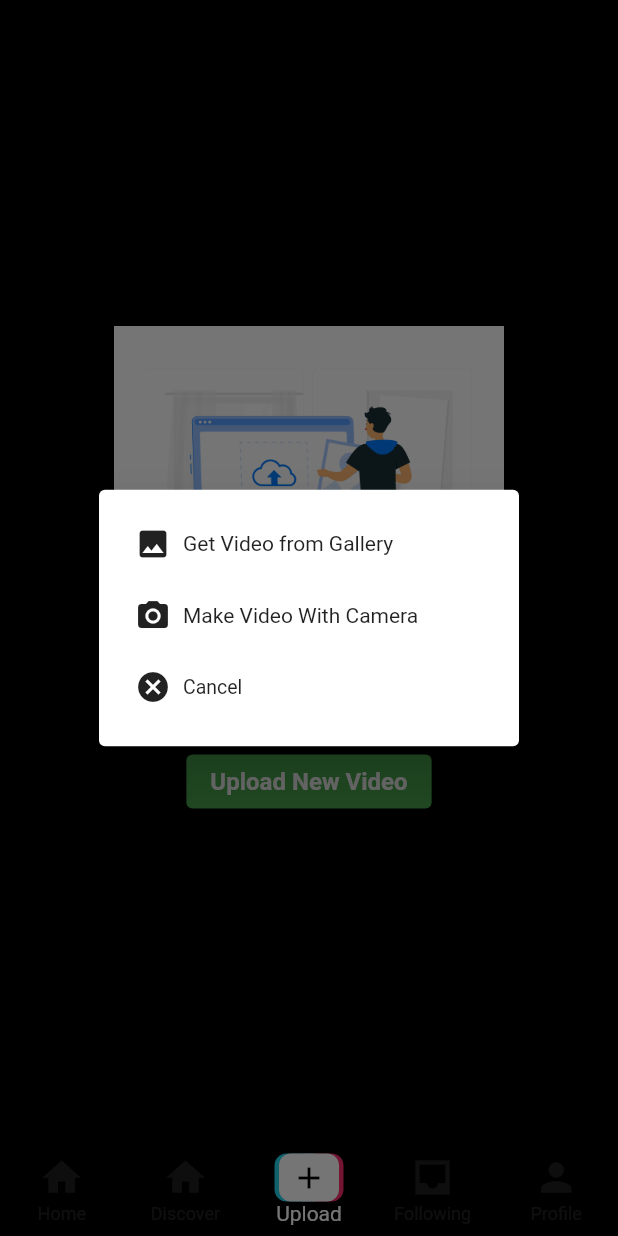
After one commit to nitupandel987/Feel_Flutter_App, a Flutter app: the HomeScreen screen opened directly, item 3 of the bottom bar chosen, after a tap on "Upload New Video", on a phone screen of 412 x 824 dp. The commit adds this screen. Run offline on Flutter 3.47's test engine with Material 2 defaults, Android fonts, the phone set to English and light mode, and no system bars; our stand-ins replace cloud_firestore, firebase_auth, firebase_core, firebase_storage, get, google_fonts and 2 more; accounts and stored records are empty.

Commit message:
Added Home Page with wigets

```diff
--- /dev/null
+++ b/lib/Home/following/followings_video_screen.dart
@@ -0,0 +1,24 @@
+import 'package:flutter/material.dart';
+
+class FollowingVideoScreen extends StatefulWidget {
+  const FollowingVideoScreen({super.key});
+
+  @override
+  State<FollowingVideoScreen> createState() => _FollowingVideoScreenState();
+}
+
+class _FollowingVideoScreenState extends State<FollowingVideoScreen> {
+  @override
+  Widget build(BuildContext context) {
+    return Scaffold(
+      body: Center(
+        child: Text(
+          "Folllowing Video Screen",
+          style: TextStyle(
+            color: Colors.white,
+          ),
+        ),
+      ),
+    );
+  }
+}
--- /dev/null
+++ b/lib/Home/for_you/for_you_video_screen.dart
@@ -0,0 +1,24 @@
+import 'package:flutter/material.dart';
+
+class ForYouVideoScreen extends StatefulWidget {
+  const ForYouVideoScreen({super.key});
+
+  @override
+  State<ForYouVideoScreen> createState() => _ForYouVideoScreenState();
+}
+
+class _ForYouVideoScreenState extends State<ForYouVideoScreen> {
+  @override
+  Widget build(BuildContext context) {
+    return Scaffold(
+      body: Center(
+        child: Text(
+          "For You  Video Screen",
+          style: TextStyle(
+            color: Colors.white,
+          ),
+        ),
+      ),
+    );
+  }
+}
--- /dev/null
+++ b/lib/Home/home_screen.dart
@@ -0,0 +1,71 @@
+import 'package:feel/Home/following/followings_video_screen.dart';
+import 'package:feel/Home/for_you/for_you_video_screen.dart';
+import 'package:feel/Home/profile/profile_screen.dart';
+import 'package:feel/Home/search/search_screen.dart';
+import 'package:feel/Home/upload_video/upload_custom_icon.dart';
+import 'package:feel/Home/upload_video/upload_video_screen.dart';
+import 'package:flutter/material.dart';
+
+class HomeScreen extends StatefulWidget {
+  const HomeScreen({Key? key}) : super(key: key);
+
+  @override
+  State<HomeScreen> createState() => _HomeScreenState();
+}
+
+class _HomeScreenState extends State<HomeScreen> {
+
+  int screenIndex = 0;
+  List screensList = [
+    ForYouVideoScreen(),
+    SearchScreen(),
+    UploadVideoScreen(),
+    FollowingVideoScreen(),
+    ProfileScreen(),
+  ];
+
+
+  @override
+  Widget build(BuildContext context) {
+    // Add a debug statement to check if the build method is called.
+
+    return Scaffold(
+      bottomNavigationBar: BottomNavigationBar(
+        onTap: (index) {
+          setState(() {
+            screenIndex = index;
+          });
+        },
+        type: BottomNavigationBarType.fixed,
+        backgroundColor: Colors.black,
+        selectedItemColor: Colors.white,
+        unselectedItemColor: Colors.white12,
+        currentIndex: screenIndex,
+        items: const [
+          BottomNavigationBarItem(
+            icon: Icon(Icons.home, size: 30),
+            label: "Home",
+          ),
+          BottomNavigationBarItem(
+            icon: Icon(Icons.home, size: 30),
+            label: "Discover",
+          ),
+          BottomNavigationBarItem(
+            icon: UploadCustomIcon(),
+            label: "Upload",
+          ),
+          BottomNavigationBarItem(
+            icon: Icon(Icons.inbox_sharp, size: 30),
+            label: "Following",
+          ),
+          BottomNavigationBarItem(
+            icon: Icon(Icons.person, size: 30),
+            label: "Profile",
+          ),
+
+        ],
+      ),
+      body: screensList[screenIndex],
+    );
+  }
+  }
--- /dev/null
+++ b/lib/Home/profile/profile_screen.dart
@@ -0,0 +1,24 @@
+import 'package:flutter/material.dart';
+
+class ProfileScreen extends StatefulWidget {
+  const ProfileScreen({super.key});
+
+  @override
+  State<ProfileScreen> createState() => _ProfileScreenState();
+}
+
+class _ProfileScreenState extends State<ProfileScreen> {
+  @override
+  Widget build(BuildContext context) {
+    return Scaffold(
+      body: Center(
+        child: Text(
+          "Profile Video Screen",
+          style: TextStyle(
+            color: Colors.white,
+          ),
+        ),
+      ),
+    );
+  }
+}
--- /dev/null
+++ b/lib/Home/search/search_screen.dart
@@ -0,0 +1,24 @@
+import 'package:flutter/material.dart';
+
+class SearchScreen extends StatefulWidget {
+  const SearchScreen({super.key});
+
+  @override
+  State<SearchScreen> createState() => _SearchScreenState();
+}
+
+class _SearchScreenState extends State<SearchScreen> {
+  @override
+  Widget build(BuildContext context) {
+    return Scaffold(
+      body: Center(
+        child: Text(
+          "Folllowing Video Screen",
+          style: TextStyle(
+            color: Colors.white,
+          ),
+        ),
+      ),
+    );
+  }
+}
--- /dev/null
+++ b/lib/Home/upload_video/upload_custom_icon.dart
@@ -0,0 +1,50 @@
+import 'package:flutter/material.dart';
+
+class UploadCustomIcon extends StatelessWidget {
+  const UploadCustomIcon({super.key});
+
+  @override
+  Widget build(BuildContext context) {
+    return SizedBox(
+      width: 46,
+      height: 32,
+      child: Stack(
+        children: [
+          Container(
+            margin: const EdgeInsets.only(left:12),
+            width: 40,
+            decoration: BoxDecoration(
+              color: const Color.fromARGB(255, 250, 45, 108),
+              borderRadius: BorderRadius.circular(8)
+            ),
+          ),
+          Container(
+            margin: const EdgeInsets.only(right:12),
+            width: 40,
+            decoration: BoxDecoration(
+                color: const Color.fromARGB(255, 32, 211, 234),
+                borderRadius: BorderRadius.circular(8)
+            ),
+          ),
+
+          Center(
+            child: Container(
+              height: double.infinity,
+              width: 40,
+              decoration: BoxDecoration(
+                color: Colors.white,
+                borderRadius: BorderRadius.circular(8),
+              ),
+              child: const Icon(
+                Icons.add,
+                color: Colors.black,
+                size: 24,
+              ),
+            ),
+          ),
+
+        ],
+      ),
+    );
+  }
+}
--- /dev/null
+++ b/lib/Home/upload_video/upload_video_screen.dart
@@ -0,0 +1,133 @@
+import 'package:flutter/material.dart';
+import 'package:get/get.dart';
+
+class UploadVideoScreen extends StatefulWidget {
+  const UploadVideoScreen({super.key});
+
+  @override
+  State<UploadVideoScreen> createState() => _UploadVideoScreenState();
+}
+
+
+class _UploadVideoScreenState extends State<UploadVideoScreen> {
+ displayDialogBox(){
+   return showDialog(
+       context: context,
+       builder: (context) => SimpleDialog(
+         children: [
+           //For Gallery
+           SimpleDialogOption(
+             onPressed: (){
+
+             },
+             child: const Row(
+               children: [
+                 Icon(
+                   Icons.image,
+                 ),
+                 Expanded(
+                   child: Padding(
+                       padding: EdgeInsets.all(8),
+                       child: Text(
+
+                           "Get Video from Gallery",
+                            maxLines: 3,
+                            style: TextStyle(
+                              fontSize: 14 ,
+
+                            ),
+                       ),),
+                 ),
+
+               ],
+             ),
+           ),
+
+           //For Camera
+           SimpleDialogOption(
+             onPressed: (){
+
+             },
+             child: const Row(
+               children: [
+                 Icon(
+                   Icons.camera_alt,
+                 ),
+                 Expanded(
+                   child: Padding(
+                     padding: EdgeInsets.all(8),
+                     child: Text(
+                       "Make Video With Camera",
+                       maxLines: 3,
+                       style: TextStyle(
+                         fontSize: 14,
+
+                       ),
+                     ),),
+                 ),
+
+               ],
+             ),
+           ),
+
+           SimpleDialogOption(
+             onPressed: (){
+               Get.back();
+             },
+             child: const Row(
+               children: [
+                 Icon(
+                   Icons.cancel,
+                 ),
+                 Padding(
+                   padding: EdgeInsets.all(8),
+                   child: Text(
+                     "Cancel",
+                     style: TextStyle(
+                       fontSize: 13,
+
+                     ),
+                   ),),
+
+               ],
+             ),
+           ),
+         ],
+       ));
+ }
+
+  @override
+  Widget build(BuildContext context) {
+    return  Scaffold(
+      body: Center(
+        child: Column(
+          mainAxisAlignment: MainAxisAlignment.center,
+          children: [
+            Image.asset(
+              "images/upload.jpg",
+              width: 260,
+
+            ),
+            const SizedBox(height: 20,),
+            ElevatedButton(
+                onPressed: (){
+                  displayDialogBox();
+                },
+                style: ElevatedButton.styleFrom(
+                  backgroundColor: Colors.green,
+
+                ),
+                child: const Text(
+              "Upload New Video",
+              style: TextStyle(
+                fontSize: 16,
+                color: Colors.white,
+                fontWeight: FontWeight.bold,
+              ),
+            ))
+          ],
+        ),
+      ),
+    );
+  }
+}
--- a/lib/authentication/authentication_controller.dart
+++ b/lib/authentication/authentication_controller.dart
@@ -3,6 +3,7 @@ import 'dart:io';
 import 'dart:ui';
 
 import 'package:cloud_firestore/cloud_firestore.dart';
+import 'package:feel/Home/home_screen.dart';
 import 'package:feel/authentication/login_screen.dart';
 import 'package:feel/authentication/registration_screen.dart';
 import 'package:feel/global.dart';
@@ -13,7 +14,8 @@ import 'package:image_picker/image_picker.dart';
 import 'user.dart' as userModel ;
 
 class AuthenticationController extends GetxController{
-   static AuthenticationController instanceAuth = Get.find();
+  static AuthenticationController instanceAuth = Get.find();
+  // late Rx<User?> _currenUser;
   late Rx<File?> _pickedFile;
   File? get profileImage => _pickedFile.value;
   void chooseImageFromGallery() async{
@@ -64,6 +66,8 @@ class AuthenticationController extends GetxController{
           .set(user.toJson());
       Get.snackbar("Account Created Successfull",
           "Congratulations! Account has been created!");
+      showProgressBar = false;
+      Get.to(LoginScreen());
 
     }
     catch(error){
@@ -82,7 +86,6 @@ class AuthenticationController extends GetxController{
      String downloadUrlOfUploadedImage =  await taskSnapshot.ref.getDownloadURL();
      return downloadUrlOfUploadedImage;
    }
-
   void loginUserNow(String userEmail, String userPassword) async{
     try{
 
@@ -92,7 +95,7 @@ class AuthenticationController extends GetxController{
       Get.snackbar("Logged in Successfully",
           "You are in!");
       showProgressBar = false;
-      Get.to(RegistrationScreen());
+      Get.to(HomeScreen());
 
     }
 
@@ -103,4 +106,21 @@ class AuthenticationController extends GetxController{
       Get.to(LoginScreen());
     }
   }
+
+  // Maintain the state of user, when the app is opened
+  goToScreen(User? currentUser){
+    //when user is not already logged in
+    if(currentUser == null){
+      Get.offAll(LoginScreen());
+    }
+    //when user is already logged in
+    else{
+      Get.offAll(HomeScreen());
+    }
+  }
+
+
+
+
+
 }
--- a/lib/authentication/login_screen.dart
+++ b/lib/authentication/login_screen.dart
@@ -137,7 +137,7 @@ class _LoginScreenState extends State<LoginScreen>
                           "Login",
                           style: TextStyle(
                             fontSize: 20,
-                            color: Colors.black,
+                            color: Colors.white,
                             fontWeight: FontWeight.w700,
                           ),
                         ),
--- a/lib/main.dart
+++ b/lib/main.dart
@@ -32,6 +32,8 @@ class MyApp extends StatelessWidget {
       debugShowCheckedModeBanner: false,
       theme: ThemeData().copyWith(
         scaffoldBackgroundColor: Colors.black,
+
+
       ),
       home: LoginScreen(),
     );
```
Also changed, not shown: images/upload.jpg (added).
